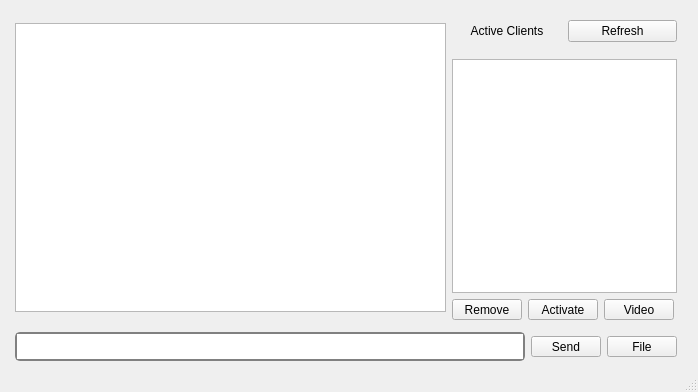
The window that mainwindow.ui (omercankilic/V_ChatApp) describes before a commit, drawn with Qt 5.
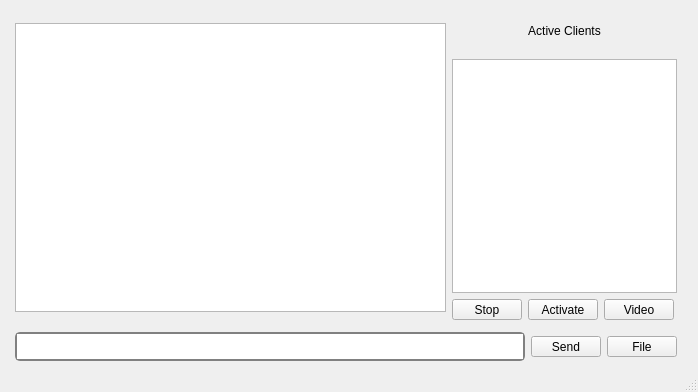
The same window after the commit.

Commit message: 1)refresh butonu silindi, 2)activate butonunun ici dolduruldu, 3)accepte arayuz eklendi, 4) connection stop duznelendi, 4) message listesi temizleme eklendi

Diff of the .ui file:
```diff
--- a/mainwindow.ui
+++ b/mainwindow.ui
@@ -150,19 +150,6 @@
               </property>
              </widget>
             </item>
-            <item>
-             <widget class="QPushButton" name="refreshList">
-              <property name="sizePolicy">
-               <sizepolicy hsizetype="Expanding" vsizetype="Fixed">
-                <horstretch>0</horstretch>
-                <verstretch>0</verstretch>
-               </sizepolicy>
-              </property>
-              <property name="text">
-               <string>Refresh</string>
-              </property>
-             </widget>
-            </item>
            </layout>
           </item>
           <item>
@@ -198,7 +185,7 @@
                </size>
               </property>
               <property name="text">
-               <string>Remove</string>
+               <string>Stop</string>
               </property>
              </widget>
             </item>
```
Left out of the diff: 2 changed lines with no effect on the pictures. The commit also changes 5 other files.
